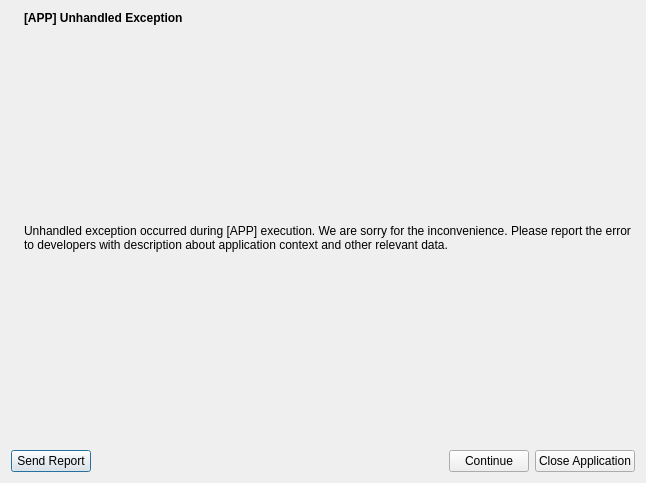
Old version of the form src/axApplication/axAppException/dialogUnhandledException.ui in the repository Atlantic18/skipper-translation.
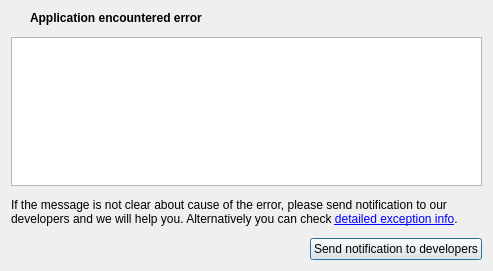
New version of the form. Icons and pictures are not drawn.

Diff of the .ui file:
```diff
--- a/src/axApplication/axAppException/dialogUnhandledException.ui
+++ b/src/axApplication/axAppException/dialogUnhandledException.ui
@@ -6,36 +6,25 @@
    <rect>
     <x>0</x>
     <y>0</y>
-    <width>646</width>
-    <height>483</height>
+    <width>493</width>
+    <height>271</height>
    </rect>
   </property>
+  <property name="minimumSize">
+   <size>
+    <width>0</width>
+    <height>240</height>
+   </size>
+  </property>
   <property name="windowTitle">
    <string>Unhandled Exception</string>
   </property>
-  <property name="windowIcon">
-   <iconset resource="../../../Images/images.qrc">
-    <normaloff>:/FunctionImages/crash_16.png</normaloff>:/FunctionImages/crash_16.png</iconset>
-  </property>
-  <layout class="QVBoxLayout" name="verticalLayout" stretch="0,1,0">
+  <layout class="QVBoxLayout" name="verticalLayout" stretch="0,1,0,0">
+   <property name="spacing">
+    <number>12</number>
+   </property>
    <item>
     <layout class="QGridLayout" name="gridLayout">
-     <item row="1" column="1">
-      <widget class="QLabel" name="labelDescription">
-       <property name="sizePolicy">
-        <sizepolicy hsizetype="Preferred" vsizetype="Preferred">
-         <horstretch>1</horstretch>
-         <verstretch>1</verstretch>
-        </sizepolicy>
-       </property>
-       <property name="text">
-        <string>Unhandled exception occurred during [APP] execution. We are sorry for the inconvenience. Please report the error to developers with description about application context and other relevant data.</string>
-       </property>
-       <property name="wordWrap">
-        <bool>true</bool>
-       </property>
-      </widget>
-     </item>
      <item row="0" column="1">
       <widget class="QLabel" name="labelCaption">
        <property name="sizePolicy">
@@ -52,11 +41,11 @@
         </font>
        </property>
        <property name="text">
-        <string>[APP] Unhandled Exception</string>
+        <string>Application encountered error</string>
        </property>
       </widget>
      </item>
-     <item row="0" column="0" rowspan="2">
+     <item row="0" column="0">
       <widget class="QLabel" name="label">
        <property name="text">
         <string/>
@@ -69,25 +58,24 @@
     </layout>
    </item>
    <item>
-    <layout class="QVBoxLayout" name="layoutExceptionInfo">
-     <property name="spacing">
-      <number>0</number>
+    <widget class="QTextEdit" name="textError">
+     <property name="readOnly">
+      <bool>true</bool>
      </property>
-    </layout>
+    </widget>
+   </item>
+   <item>
+    <widget class="QLabel" name="labelDescription">
+     <property name="text">
+      <string>&lt;html&gt;&lt;head/&gt;&lt;body&gt;&lt;p&gt;If the message is not clear about cause of the error, please send notification to our developers and we will help you. Alternatively you can check &lt;a href=&quot;asdf&quot;&gt;&lt;span style=&quot; text-decoration: underline; color:#0000ff;&quot;&gt;detailed exception info&lt;/span&gt;&lt;/a&gt;.&lt;/p&gt;&lt;/body&gt;&lt;/html&gt;</string>
+     </property>
+     <property name="wordWrap">
+      <bool>true</bool>
+     </property>
+    </widget>
    </item>
    <item>
     <layout class="QHBoxLayout" name="horizontalLayout_2">
-     <item>
-      <widget class="QPushButton" name="btnSendReport">
-       <property name="text">
-        <string>Send Report</string>
-       </property>
-       <property name="icon">
-        <iconset resource="../../../axQt/axQtCrashHandler/wndReporter/Images/crashReporterImages.qrc">
-         <normaloff>:/CrashReporter/virus16</normaloff>:/CrashReporter/virus16</iconset>
-       </property>
-      </widget>
-     </item>
      <item>
       <spacer name="horizontalSpacer">
        <property name="orientation">
@@ -102,24 +90,13 @@
       </spacer>
      </item>
      <item>
-      <widget class="QPushButton" name="btnContinue">
+      <widget class="QPushButton" name="btnSendReport">
        <property name="text">
-        <string>Continue</string>
+        <string>Send notification to developers</string>
        </property>
        <property name="icon">
-        <iconset resource="../../../Images/images.qrc">
-         <normaloff>:/CommonActions/ok_16.png</normaloff>:/CommonActions/ok_16.png</iconset>
-       </property>
-      </widget>
-     </item>
-     <item>
-      <widget class="QPushButton" name="btnCloseApp">
-       <property name="text">
-        <string>Close Application</string>
-       </property>
-       <property name="icon">
-        <iconset resource="../../../Images/images.qrc">
-         <normaloff>:/CommonActions/cross_16.png</normaloff>:/CommonActions/cross_16.png</iconset>
+        <iconset resource="../Resources/axApplicationImages.qrc">
+         <normaloff>:/Atomix/Application/email_16.png</normaloff>:/Atomix/Application/email_16.png</iconset>
        </property>
       </widget>
      </item>
```
Left out of the diff: 12 changed lines with no effect on the pictures.
